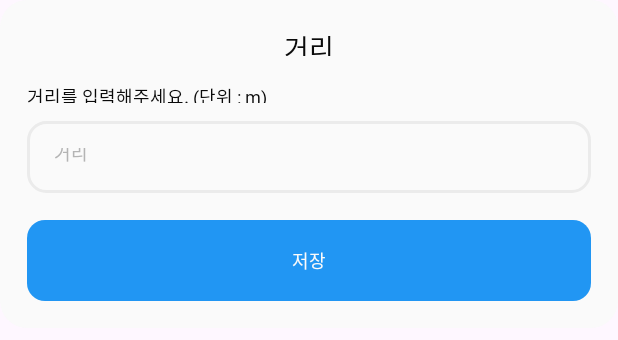
After one commit to playingNia/UmbrellaAlarm, an Android app: the layout dialog_home_distance.xml on its own in the app's theme, with its tools: preview values and no code run, on a phone screen of 412 x 824 dp. The commit adds this screen. Shown: the top 340 px of the screen. Run offline under Robolectric (Android 15) with nearby library versions, the phone set to English and light mode, and no system bars.

Commit message:
🎈 외출 거리 설정 Dialog 추가

```diff
--- a/app/src/main/java/com/playingnia/umbrellaalarm/managers/BluetoothManager.kt
+++ b/app/src/main/java/com/playingnia/umbrellaalarm/managers/BluetoothManager.kt
@@ -23,6 +23,7 @@ class BluetoothManager {
 
         private val REQUEST_ENABLE_BLUETOOTH = 1
         private val HC06_UUID = UUID.fromString("00001101-0000-1000-8000-00805F9B34FB")
+        private val DEVICE_NAME = "HC-06_UMBRELLA"
 
         private val receiver = object : BroadcastReceiver() {
             @SuppressLint("MissingPermission")
@@ -31,7 +32,7 @@ class BluetoothManager {
                 if (BluetoothDevice.ACTION_FOUND == action) {
                     val device: BluetoothDevice? = intent.getParcelableExtra(BluetoothDevice.EXTRA_DEVICE)
                     val rssi: Int = intent.getShortExtra(BluetoothDevice.EXTRA_RSSI, Short.MIN_VALUE).toInt()
-                    if (device != null && device.name == "HC-06") {
+                    if (device != null && device.name == DEVICE_NAME) {
                         val distance = calDistance(rssi)
                         main.reloadDistances(distance = distance)
                     }
@@ -50,7 +51,7 @@ class BluetoothManager {
         fun selectDevice() {
             val devices: Set<BluetoothDevice>? = adapter?.bondedDevices
             if (devices != null && devices.isNotEmpty()) {
-                val device = devices.first { it.name == "HC-06" }
+                val device = devices.first { it.name == DEVICE_NAME }
                 connect(device)
             } else {
                 Toast.makeText(main, main.resources.getString(R.string.device_not_found), Toast.LENGTH_SHORT).show()
--- /dev/null
+++ b/app/src/main/res/drawable/background_dialog.xml
@@ -0,0 +1,6 @@
+<?xml version="1.0" encoding="utf-8"?>
+<shape xmlns:android="http://schemas.android.com/apk/res/android"
+    android:color="@color/dark_gray">
+    <solid android:color="@color/white"/>
+    <corners android:radius="18dp"/>
+</shape>
--- /dev/null
+++ b/app/src/main/res/drawable/background_dialog_blue_button.xml
@@ -0,0 +1,12 @@
+<?xml version="1.0" encoding="utf-8"?>
+<ripple xmlns:android="http://schemas.android.com/apk/res/android"
+    android:color="@color/dark_blue">
+
+    <item android:id="@android:id/background">
+        <shape android:shape="rectangle">
+            <solid android:color="@color/blue"/>
+            <corners android:radius="12dp"/>
+        </shape>
+    </item>
+
+</ripple>
--- /dev/null
+++ b/app/src/main/res/drawable/background_input_box.xml
@@ -0,0 +1,7 @@
+<?xml version="1.0" encoding="utf-8"?>
+<shape xmlns:android="http://schemas.android.com/apk/res/android"
+    android:color="@color/dark_gray">
+    <stroke android:color="@color/gray"
+        android:width="2dp"/>
+    <corners android:radius="12dp"/>
+</shape>
--- /dev/null
+++ b/app/src/main/res/layout/dialog_home_distance.xml
@@ -0,0 +1,63 @@
+<?xml version="1.0" encoding="utf-8"?>
+<LinearLayout xmlns:android="http://schemas.android.com/apk/res/android"
+    android:layout_width="match_parent"
+    android:layout_height="wrap_content"
+    android:background="@drawable/background_dialog"
+    android:orientation="vertical">
+
+    <TextView
+        android:layout_width="match_parent"
+        android:layout_height="19dp"
+        android:layout_marginTop="18dp"
+        android:layout_marginHorizontal="18dp"
+        android:text="@string/distance"
+        android:textColor="@color/black"
+        android:textSize="18dp"
+        android:gravity="center"
+        android:fontFamily="@font/nnsnheavy"/>
+
+    <TextView
+        android:layout_width="match_parent"
+        android:layout_height="13dp"
+        android:layout_marginTop="18dp"
+        android:layout_marginHorizontal="18dp"
+        android:text="@string/distance_dialog_description"
+        android:textColor="@color/black"
+        android:textSize="12dp"
+        android:fontFamily="@font/nnsnlight"/>
+
+    <EditText
+        android:id="@+id/edit_text_distance"
+        android:layout_width="match_parent"
+        android:layout_height="48dp"
+        android:layout_marginTop="12dp"
+        android:layout_marginHorizontal="18dp"
+        android:paddingVertical="18dp"
+        android:paddingHorizontal="18dp"
+        android:background="@drawable/background_input_box"
+        android:inputType="numberDecimal"
+        android:hint="@string/distance"
+        android:textColorHint="@color/dark_gray"
+        android:fontFamily="@font/nnsnbold"
+        android:textSize="12dp"
+        android:textColor="@color/black"
+        android:singleLine="true"
+        android:lines="1"/>
+
+    <TextView
+        android:id="@+id/text_save"
+        android:layout_width="match_parent"
+        android:layout_height="wrap_content"
+        android:layout_marginVertical="18dp"
+        android:layout_marginHorizontal="18dp"
+        android:paddingVertical="18dp"
+        android:paddingHorizontal="18dp"
+        android:background="@drawable/background_dialog_blue_button"
+        android:clickable="true"
+        android:text="@string/save"
+        android:textColor="@color/white"
+        android:gravity="center"
+        android:textSize="12dp"
+        android:fontFamily="@font/nnsnbold"/>
+
+</LinearLayout>
--- a/app/src/main/res/values/strings.xml
+++ b/app/src/main/res/values/strings.xml
@@ -7,11 +7,16 @@
     <string name="distance">거리</string>
     <string name="distance_description">우산에서부터 다음과 같은 거리 이상\n멀어지면 알림이 울립니다.</string>
     <string name="save_location">현재 위치를 집으로 설정</string>
+
+    <string name="distance_dialog_description">거리를 입력해주세요. (단위 : m)</string>
+    <string name="save">저장</string>
+
     <string name="success_to_save">위치를 저장했습니다.</string>
     <string name="permisson_denied">필수 권한이 부족합니다.</string>
-
     <string name="bluetooth_not_available">블루투스를 사용할 수 없습니다.</string>
     <string name="device_not_found">연결된 디바이스가 존재하지 않습니다.</string>
     <string name="device_connected">연결되었습니다.</string>
     <string name="connection_failed">연결에 실패했습니다.</string>
+    <string name="saved">저장되었습니다.</string>
+    <string name="save_failed">거리는 1m 이상이어야 합니다.</string>
 </resources>
```
Also changed, not shown: app/src/main/java/com/playingnia/umbrellaalarm/MainActivity.kt (+12 -0 lines), app/src/main/java/com/playingnia/umbrellaalarm/dialogs/HomeDistanceDialog.kt (added, +58 -0 lines), app/src/main/java/com/playingnia/umbrellaalarm/managers/SettingManager.kt (added, +27 -0 lines), app/src/main/res/layout/activity_main.xml (+17 -3 lines), app/src/main/res/drawable/background_alarm_setting_icon.xml (renamed from app/src/main/res/drawable/icon_background.xml).
